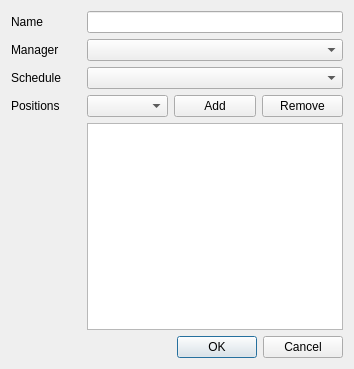
Before: the Qt Designer form Department/adddepartment.ui in AndranikHovhannisyan/Tourniquets, drawn with Qt 5.
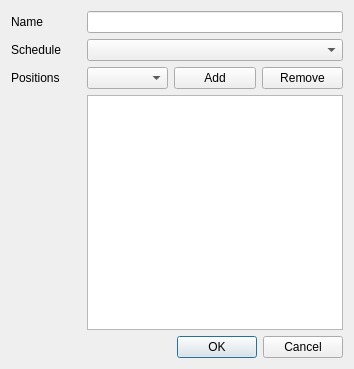
After: the same form once the commit is applied.

Patch:
```diff
--- a/Department/adddepartment.ui
+++ b/Department/adddepartment.ui
@@ -14,73 +14,63 @@
    <string>Dialog</string>
   </property>
   <layout class="QGridLayout" name="gridLayout">
-   <item row="0" column="0">
-    <widget class="QLabel" name="label_name">
+   <item row="2" column="3">
+    <widget class="QPushButton" name="remove_depPosition">
      <property name="text">
-      <string>Name</string>
+      <string>Remove</string>
      </property>
     </widget>
    </item>
-   <item row="5" column="2" colspan="2">
-    <widget class="QDialogButtonBox" name="buttonBox">
-     <property name="orientation">
-      <enum>Qt::Horizontal</enum>
+   <item row="1" column="0">
+    <widget class="QLabel" name="label_schedule">
+     <property name="text">
+      <string>Schedule</string>
      </property>
-     <property name="standardButtons">
-      <set>QDialogButtonBox::Cancel|QDialogButtonBox::Ok</set>
-     </property>
     </widget>
    </item>
-   <item row="3" column="2">
+   <item row="2" column="2">
     <widget class="QPushButton" name="add_position">
      <property name="text">
       <string>Add</string>
      </property>
     </widget>
    </item>
+   <item row="2" column="1">
+    <widget class="QComboBox" name="position"/>
+   </item>
    <item row="2" column="0">
-    <widget class="QLabel" name="label_schedule">
-     <property name="text">
-      <string>Schedule</string>
-     </property>
-    </widget>
-   </item>
-   <item row="4" column="1" colspan="3">
-    <widget class="QTableView" name="positionsTable"/>
-   </item>
-   <item row="3" column="0">
     <widget class="QLabel" name="label_position">
      <property name="text">
       <string>Positions</string>
      </property>
     </widget>
    </item>
-   <item row="1" column="0">
-    <widget class="QLabel" name="label_manager">
-     <property name="text">
-      <string>Manager</string>
-     </property>
-    </widget>
-   </item>
-   <item row="3" column="1">
-    <widget class="QComboBox" name="position"/>
-   </item>
-   <item row="3" column="3">
-    <widget class="QPushButton" name="remove_depPosition">
-     <property name="text">
-      <string>Remove</string>
-     </property>
-    </widget>
-   </item>
-   <item row="2" column="1" colspan="3">
-    <widget class="QComboBox" name="schedule"/>
-   </item>
-   <item row="1" column="1" colspan="3">
-    <widget class="QComboBox" name="managers"/>
-   </item>
    <item row="0" column="1" colspan="3">
     <widget class="QLineEdit" name="dep_name"/>
    </item>
+   <item row="4" column="2" colspan="2">
+    <widget class="QDialogButtonBox" name="buttonBox">
+     <property name="orientation">
+      <enum>Qt::Horizontal</enum>
+     </property>
+     <property name="standardButtons">
+      <set>QDialogButtonBox::Cancel|QDialogButtonBox::Ok</set>
+     </property>
+    </widget>
+   </item>
+   <item row="1" column="1" colspan="3">
+    <widget class="QComboBox" name="schedule"/>
+   </item>
+   <item row="0" column="0">
+    <widget class="QLabel" name="label_name">
+     <property name="text">
+      <string>Name</string>
+     </property>
+    </widget>
+   </item>
+   <item row="3" column="1" colspan="3">
+    <widget class="QTableView" name="positionsTable"/>
+   </item>
   </layout>
  </widget>
  <resources/>
```
